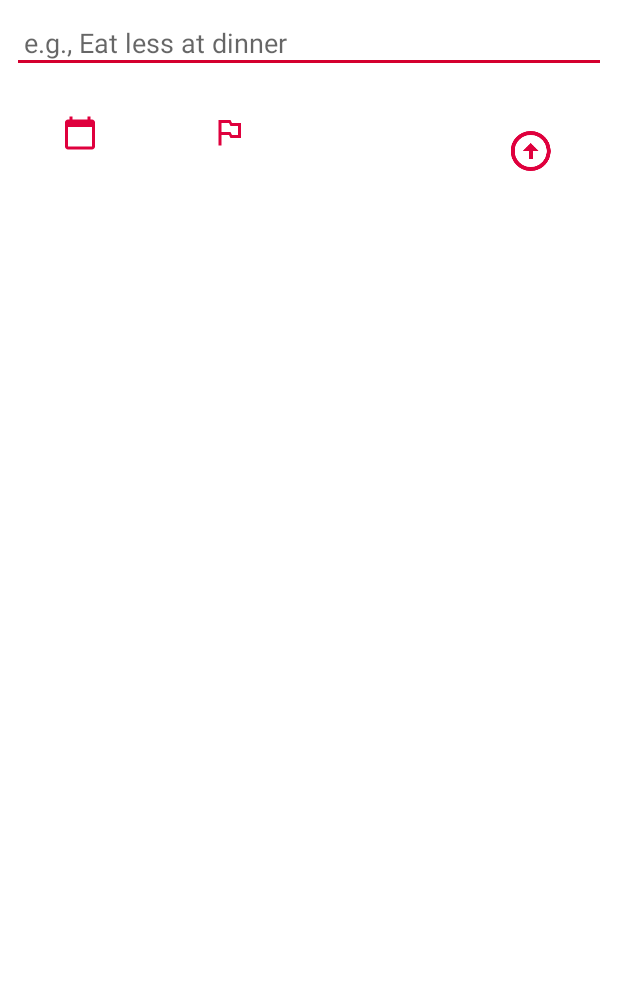
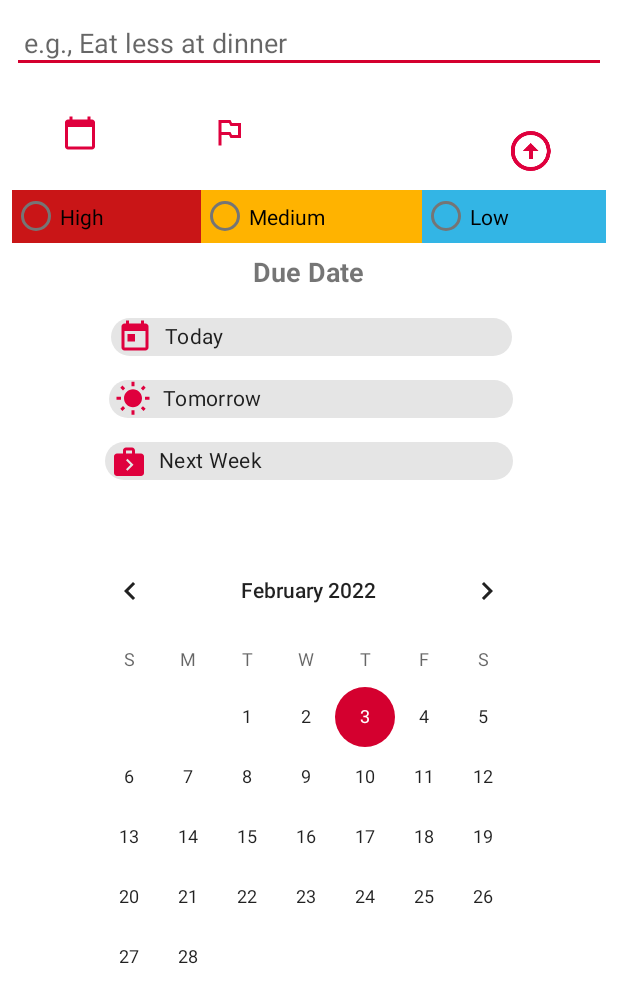
Before and after one commit to DaviRamosUC/basics2Android, an Android app: the layout bottom_sheet.xml on its own in the app's theme, with its tools: preview values and no code run, on a phone screen of 412 x 824 dp. Shown: the top 1003 px of the screen. Run offline under Robolectric (Android 15) with nearby library versions, the phone set to English and light mode, and no system bars.

Commit message:
Setting up priority radiogroup

```diff
--- a/Todoister/app/src/main/java/com/bawp/todoister/MainActivity.java
+++ b/Todoister/app/src/main/java/com/bawp/todoister/MainActivity.java
@@ -92,8 +92,8 @@ public class MainActivity extends AppCompatActivity implements OnTodoClickListen
     @Override
     public void onTodoClick(Task task) {
         sharedViewModel.selectItem(task);
+        sharedViewModel.setEdit(true);
         showBottomSheetDialog();
-        sharedViewModel.setEdit(true);
     }
     @Override
     public void onTodoRadioButtonClick(Task task) {
--- a/Todoister/app/src/main/res/layout/bottom_sheet.xml
+++ b/Todoister/app/src/main/res/layout/bottom_sheet.xml
@@ -77,7 +77,8 @@
         app:layout_constraintEnd_toEndOf="@+id/next_week_chip"
         app:layout_constraintHorizontal_bias="1.0"
         app:layout_constraintStart_toStartOf="@+id/next_week_chip"
-        app:layout_constraintTop_toBottomOf="@+id/today_chip" />
+        app:layout_constraintTop_toBottomOf="@+id/today_chip"
+        tools:ignore="TouchTargetSizeCheck,TextContrastCheck" />
 
     <com.google.android.material.chip.Chip
         android:id="@+id/next_week_chip"
@@ -88,7 +89,8 @@
         app:chipIcon="@drawable/ic_baseline_next_week_24"
         app:layout_constraintEnd_toEndOf="parent"
         app:layout_constraintStart_toStartOf="parent"
-        app:layout_constraintTop_toBottomOf="@+id/tomorrow_chip" />
+        app:layout_constraintTop_toBottomOf="@+id/tomorrow_chip"
+        tools:ignore="TouchTargetSizeCheck,TextContrastCheck" />
 
     <com.google.android.material.chip.Chip
         android:id="@+id/today_chip"
@@ -99,13 +101,14 @@
         app:chipIcon="@drawable/ic_baseline_today_24"
         app:layout_constraintEnd_toEndOf="@+id/tomorrow_chip"
         app:layout_constraintStart_toStartOf="@+id/tomorrow_chip"
-        app:layout_constraintTop_toBottomOf="@+id/textView" />
+        app:layout_constraintTop_toBottomOf="@+id/textView"
+        tools:ignore="TouchTargetSizeCheck,TextContrastCheck" />
 
     <TextView
         android:id="@+id/textView"
         android:layout_width="244dp"
         android:layout_height="33dp"
-        android:layout_marginTop="48dp"
+        android:layout_marginTop="58dp"
         android:gravity="center_horizontal"
         android:text="@string/due_date_text"
         android:textSize="18sp"
@@ -136,7 +139,8 @@
         android:visibility="gone"
         app:layout_constraintEnd_toEndOf="parent"
         app:layout_constraintStart_toStartOf="parent"
-        app:layout_constraintTop_toBottomOf="@+id/priority_todo_button">
+        app:layout_constraintTop_toBottomOf="@+id/priority_todo_button"
+        tools:visibility="visible">
 
         <RadioButton
             android:id="@+id/radioButton_high"
@@ -144,7 +148,8 @@
             android:layout_height="wrap_content"
             android:layout_weight="1"
             android:background="#C91517"
-            android:text="@string/radio_high" />
+            android:text="@string/radio_high"
+            tools:ignore="TouchTargetSizeCheck,TextContrastCheck" />
 
         <RadioButton
             android:id="@+id/radioButton_med"
@@ -152,7 +157,8 @@
             android:layout_height="wrap_content"
             android:layout_weight="1"
             android:background="#FFB300"
-            android:text="@string/radio_med" />
+            android:text="@string/radio_med"
+            tools:ignore="TouchTargetSizeCheck" />
 
         <RadioButton
             android:id="@+id/radioButton_low"
@@ -160,7 +166,8 @@
             android:layout_height="wrap_content"
             android:layout_weight="1"
             android:background="@android:color/holo_blue_light"
-            android:text="@string/radio_low" />
+            android:text="@string/radio_low"
+            tools:ignore="TouchTargetSizeCheck" />
     </RadioGroup>
 
     <androidx.constraintlayout.widget.Group
@@ -170,7 +177,9 @@
         android:visibility="gone"
         app:constraint_referenced_ids="calendar_view,next_week_chip,tomorrow_chip,today_chip,textView"
         app:layout_constraintEnd_toEndOf="parent"
-        app:layout_constraintStart_toStartOf="parent" />
+        app:layout_constraintStart_toStartOf="parent"
+        app:layout_constraintTop_toBottomOf="@+id/radioGroup_priority"
+        tools:visibility="visible" />
 
 
 </androidx.constraintlayout.widget.ConstraintLayout>
```
Also changed, not shown: Todoister/app/src/main/java/com/bawp/todoister/BottomSheetFragment.java (+29 -6 lines).
